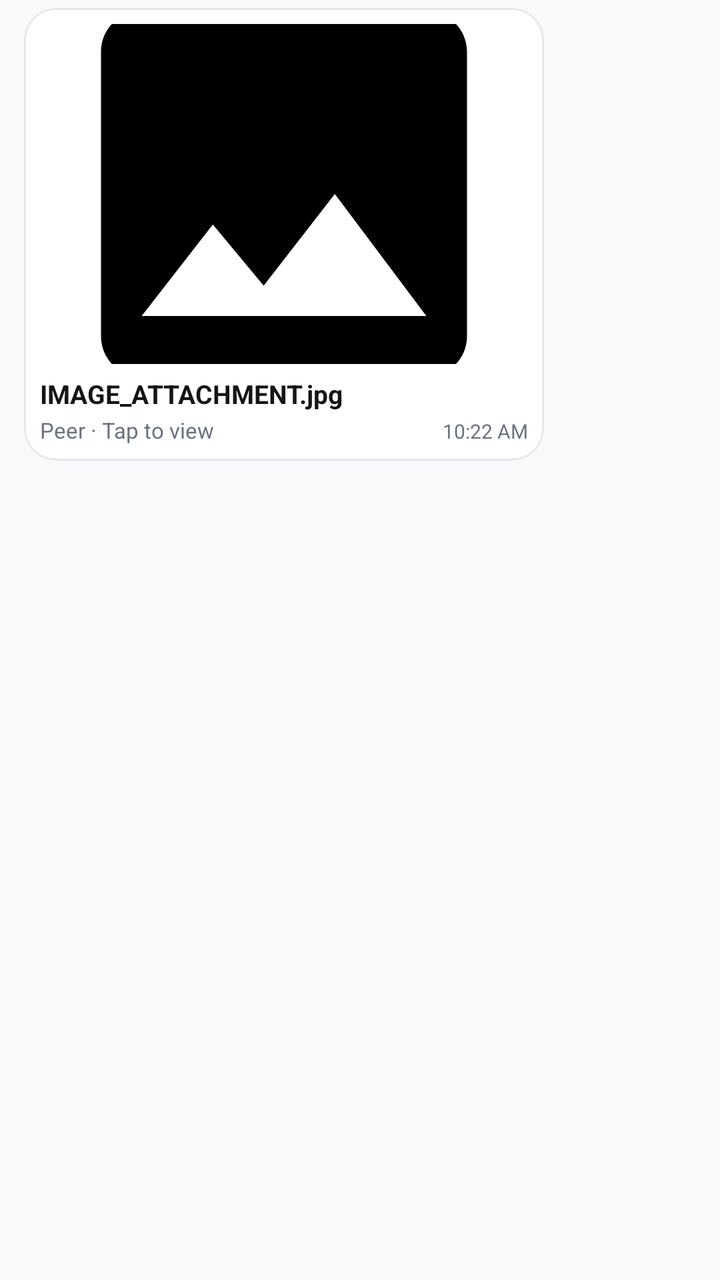
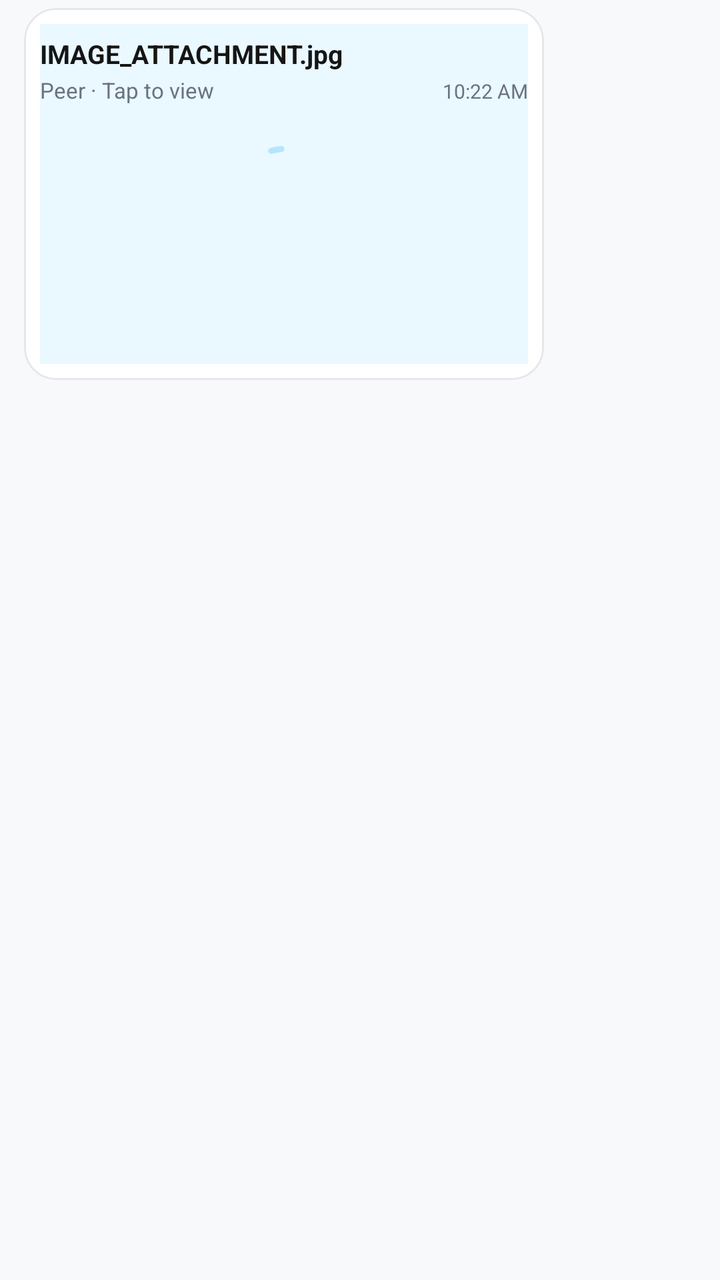

Before-and-after screenshots of an Android layout around one commit, followed by the original layout XML and the change that was made.
<!-- AndroidManifest.xml: application theme Theme.PeerConnect -->
<!-- res/layout/item_message_image_other.xml -->
<?xml version="1.0" encoding="utf-8"?>
<androidx.constraintlayout.widget.ConstraintLayout xmlns:android="http://schemas.android.com/apk/res/android" xmlns:app="http://schemas.android.com/apk/res-auto"
    android:paddingLeft="12dp"
    android:paddingTop="4dp"
    android:paddingRight="12dp"
    android:paddingBottom="4dp"
    android:layout_width="match_parent"
    android:layout_height="wrap_content"
    android:paddingHorizontal="12dp"
    android:paddingVertical="4dp">
    <com.google.android.material.card.MaterialCardView
        android:layout_width="260dp"
        android:layout_height="wrap_content"
        app:cardBackgroundColor="@color/nexora_surface"
        app:cardCornerRadius="16dp"
        app:cardElevation="0dp"
        app:layout_constraintStart_toStartOf="parent"
        app:layout_constraintTop_toTopOf="parent"
        app:strokeColor="@color/nexora_border"
        app:strokeWidth="1dp">
        <androidx.constraintlayout.widget.ConstraintLayout
            android:padding="8dp"
            android:layout_width="match_parent"
            android:layout_height="wrap_content">
            <com.google.android.material.imageview.ShapeableImageView
                android:id="@+id/imagePreview"
                android:layout_width="match_parent"
                android:layout_height="170dp"
                android:src="@drawable/ic_image"
                android:scaleType="centerCrop"
                app:layout_constraintEnd_toEndOf="parent"
                app:layout_constraintStart_toStartOf="parent"
                app:layout_constraintTop_toTopOf="parent"
                app:shapeAppearanceOverlay="@style/ShapeAppearance.Material3.Corner.Medium"/>
            <TextView
                android:textSize="13sp"
                android:textStyle="bold"
                android:textColor="@color/nexora_text_primary"
                android:ellipsize="middle"
                android:id="@+id/textFileName"
                android:layout_width="0dp"
                android:layout_height="wrap_content"
                android:layout_marginTop="6dp"
                android:text="IMAGE_ATTACHMENT.jpg"
                android:maxLines="1"
                app:layout_constraintEnd_toEndOf="parent"
                app:layout_constraintStart_toStartOf="parent"
                app:layout_constraintTop_toBottomOf="@+id/imagePreview"/>
            <TextView
                android:textSize="11sp"
                android:textColor="@color/nexora_text_secondary"
                android:id="@+id/textSender"
                android:layout_width="0dp"
                android:layout_height="wrap_content"
                android:layout_marginTop="2dp"
                android:text="Peer · Tap to view"
                app:layout_constraintEnd_toStartOf="@+id/textTime"
                app:layout_constraintStart_toStartOf="parent"
                app:layout_constraintTop_toBottomOf="@+id/textFileName"/>
            <TextView
                android:textSize="10sp"
                android:textColor="@color/nexora_text_secondary"
                android:id="@+id/textTime"
                android:layout_width="wrap_content"
                android:layout_height="wrap_content"
                android:layout_marginStart="6dp"
                android:text="10:22 AM"
                app:layout_constraintEnd_toEndOf="parent"
                app:layout_constraintBottom_toBottomOf="@+id/textSender"/>
        </androidx.constraintlayout.widget.ConstraintLayout>
    </com.google.android.material.card.MaterialCardView>
</androidx.constraintlayout.widget.ConstraintLayout>
<!-- resources referenced by this layout -->
<resources>
  <color name="nexora_border">#e5e7eb</color>
  <color name="nexora_surface">#ffffff</color>
  <color name="nexora_text_primary">#151515</color>
  <color name="nexora_text_secondary">#6b7280</color>
  <!-- drawable ic_image (drawable) -->
  <?xml version="1.0" encoding="utf-8"?>
  <vector xmlns:android="http://schemas.android.com/apk/res/android"
      android:height="24dp"
      android:width="24dp"
      android:viewportWidth="24"
      android:viewportHeight="24">
      <path
          android:fillColor="#ff000000"
          android:pathData="M21,19V5c0,-1.1 -0.9,-2 -2,-2H5c-1.1,0 -2,0.9 -2,2v14c0,1.1 0.9,2 2,2h14c1.1,0 2,-0.9 2,-2zM8.5,13.5l2.5,3.01L14.5,12l4.5,6H5l3.5,-4.5z"/>
  </vector>
  <style name="Theme.PeerConnect" parent="Base.Theme.PeerConnect" />
  <style name="Base.Theme.PeerConnect" parent="Theme.Material3.Light.NoActionBar">
          <item name="android:windowBackground">@color/nexora_bg</item>
          <item name="android:statusBarColor">@color/nexora_surface</item>
          <item name="android:windowLightStatusBar">true</item>
          <item name="colorOnPrimary">@color/white</item>
          <item name="colorOnSecondary">@color/white</item>
          <item name="colorPrimary">@color/nexora_red</item>
          <item name="colorSecondary">@color/nexora_dark_red</item>
          <item name="colorSecondaryContainer">@color/nexora_green_soft</item>
      </style>
  <color name="nexora_bg">#f8f9fa</color>
  <color name="white">#ffffffff</color>
  <color name="nexora_red">#e53935</color>
  <color name="nexora_dark_red">#b71c1c</color>
  <color name="nexora_green_soft">#dcfce7</color>
</resources>

<!-- the commit's change to res/layout/item_message_image_other.xml (unified diff, before → after) -->
@@ -1,5 +1,6 @@
 <?xml version="1.0" encoding="utf-8"?>
-<androidx.constraintlayout.widget.ConstraintLayout xmlns:android="http://schemas.android.com/apk/res/android" xmlns:app="http://schemas.android.com/apk/res-auto"
+<androidx.constraintlayout.widget.ConstraintLayout xmlns:android="http://schemas.android.com/apk/res/android"
+    xmlns:app="http://schemas.android.com/apk/res-auto"
     android:paddingLeft="12dp"
     android:paddingTop="4dp"
     android:paddingRight="12dp"
@@ -22,16 +23,69 @@
             android:padding="8dp"
             android:layout_width="match_parent"
             android:layout_height="wrap_content">
+
+            
             <com.google.android.material.imageview.ShapeableImageView
                 android:id="@+id/imagePreview"
                 android:layout_width="match_parent"
                 android:layout_height="170dp"
                 android:src="@drawable/ic_image"
                 android:scaleType="centerCrop"
+                android:visibility="gone"
                 app:layout_constraintEnd_toEndOf="parent"
                 app:layout_constraintStart_toStartOf="parent"
                 app:layout_constraintTop_toTopOf="parent"
                 app:shapeAppearanceOverlay="@style/ShapeAppearance.Material3.Corner.Medium"/>
+
+            
+            <FrameLayout
+                android:id="@+id/transferPlaceholder"
+                android:layout_width="match_parent"
+                android:layout_height="170dp"
+                android:background="#1A38BDF8"
+                android:visibility="visible"
+                app:layout_constraintEnd_toEndOf="parent"
+                app:layout_constraintStart_toStartOf="parent"
+                app:layout_constraintTop_toTopOf="parent">
+
+                
+                <com.google.android.material.progressindicator.CircularProgressIndicator
+                    android:id="@+id/transferProgressIndicator"
+                    android:layout_width="56dp"
+                    android:layout_height="56dp"
+                    android:layout_gravity="center"
+                    android:visibility="invisible"
+                    app:indicatorColor="#38BDF8"
+                    app:trackColor="#2038BDF8"
+                    app:trackThickness="4dp"
+                    app:indicatorSize="56dp"/>
+
+                
+                <com.google.android.material.progressindicator.CircularProgressIndicator
+                    android:id="@+id/transferSpinner"
+                    android:layout_width="48dp"
+                    android:layout_height="48dp"
+                    android:layout_gravity="center"
+                    android:indeterminate="true"
+                    android:visibility="visible"
+                    app:indicatorColor="#5038BDF8"
+                    app:trackThickness="3dp"
+                    app:indicatorSize="48dp"/>
+
+                
+                <TextView
+                    android:id="@+id/transferProgressText"
+                    android:layout_width="wrap_content"
+                    android:layout_height="wrap_content"
+                    android:layout_gravity="center"
+                    android:layout_marginTop="68dp"
+                    android:text=""
+                    android:textColor="@color/nexora_text_primary"
+                    android:textSize="12sp"
+                    android:textStyle="bold"
+                    android:visibility="gone"/>
+            </FrameLayout>
+
             <TextView
                 android:textSize="13sp"
                 android:textStyle="bold"
